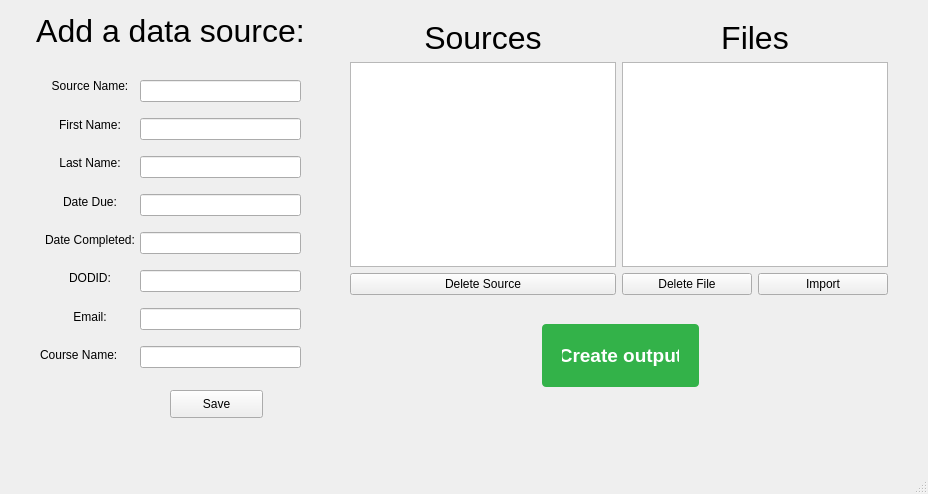
andrewh1011/project_elevate, file src/uiFile.ui: the form before one commit.
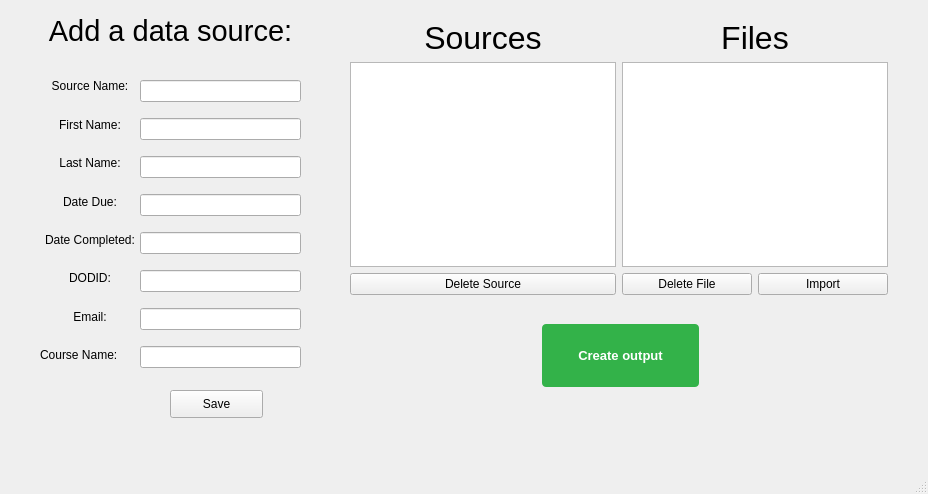
The form after the commit.

Patch:
```diff
--- a/src/uiFile.ui
+++ b/src/uiFile.ui
@@ -49,7 +49,7 @@
     <property name="font">
      <font>
       <family>Arial</family>
-      <pointsize>24</pointsize>
+      <pointsize>22</pointsize>
      </font>
     </property>
     <property name="text">
@@ -95,7 +95,7 @@
     </property>
     <property name="font">
      <font>
-      <pointsize>14</pointsize>
+      <pointsize>10</pointsize>
       <weight>75</weight>
       <bold>true</bold>
      </font>
@@ -105,7 +105,6 @@
 border: none;
 color: #FFFFFF;
 border-radius: 4px;
-padding: 20px;
 text-align: center;
 text-decoration: none;
 margin: 4px 2px;</string>
```
